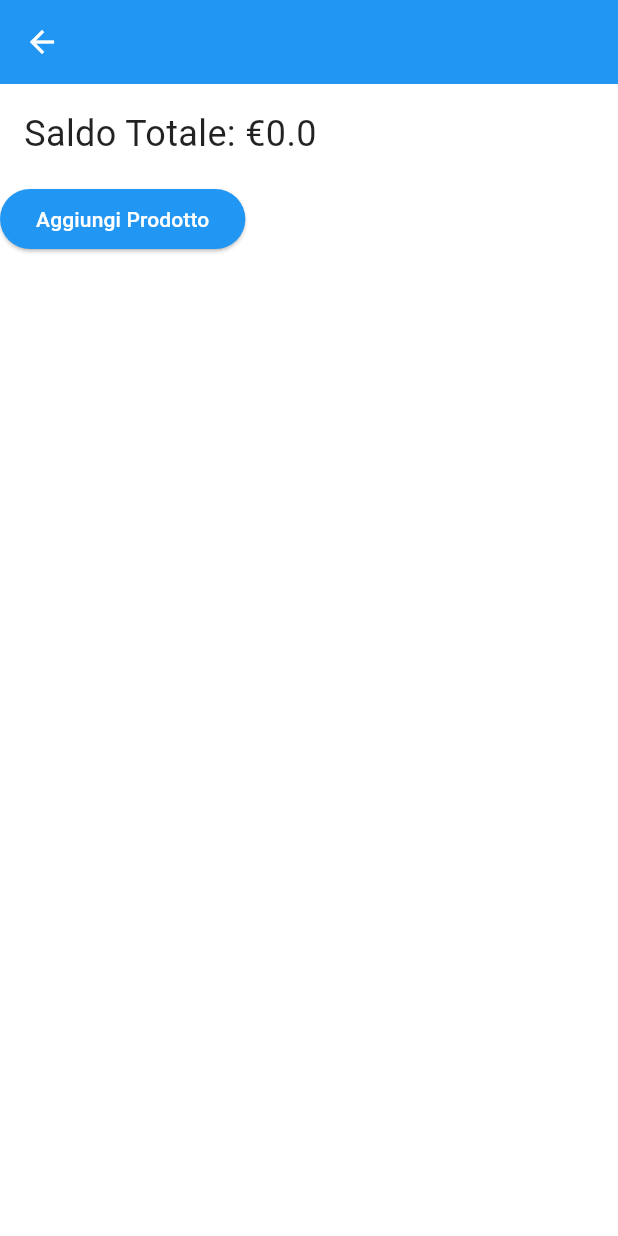
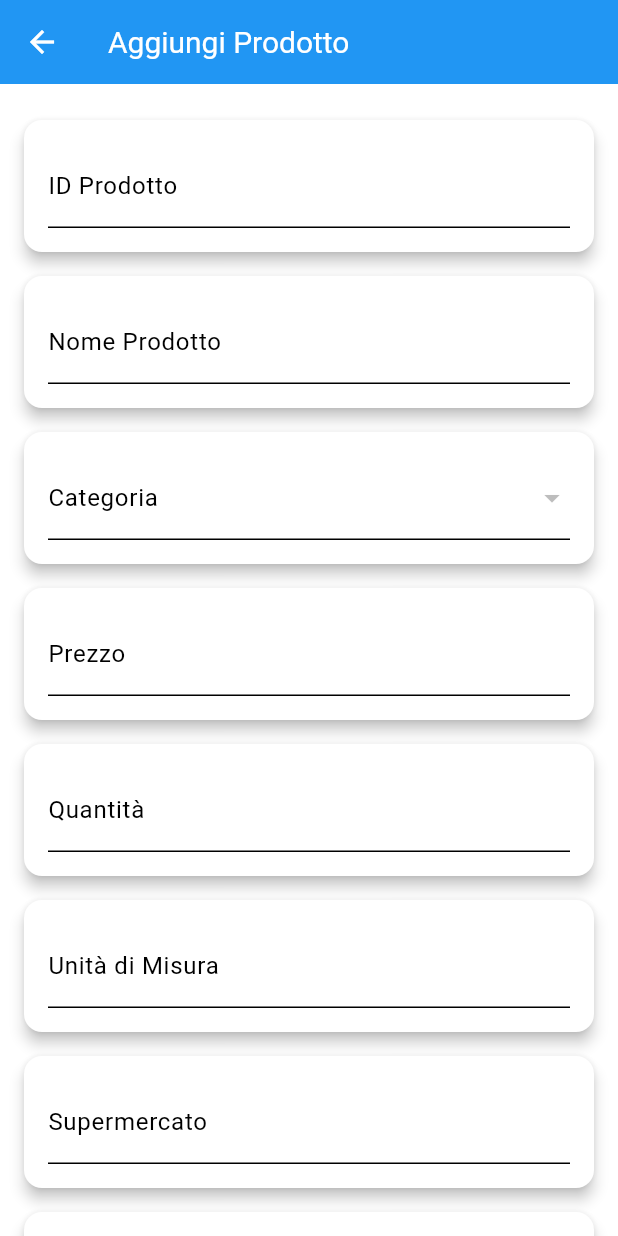
Before and after one commit to andreaferraboli/tracker, a Flutter app: the SupermarketScreen screen opened directly with empty values, after a tap on "Aggiungi Prodotto", on a phone screen of 412 x 824 dp. Run offline on Flutter 3.47's test engine with Material 3 defaults, Android fonts, the phone set to English and light mode, and no system bars; our stand-ins replace cloud_firestore, firebase_core, fl_chart; accounts and stored records are empty.

Commit message:
work firestore cloud, add insert product

```diff
--- a/lib/models/product.dart
+++ b/lib/models/product.dart
@@ -34,11 +34,11 @@ class Product {
     productId: json['productId'],
     productName: json['productName'],
     category: json['category'],
-      totalPrice: json['totalPrice'],
-      price: json['price'],
+    totalPrice: double.parse(json['totalPrice'].toStringAsFixed(2)),
+    price: double.parse(json['price'].toStringAsFixed(2)),
     quantity: json['quantity'],
     unit: json['unit'],
-      macronutrients: Map<String, double>.from(json['macronutrients']),
+    macronutrients: (json['macronutrients'] as Map<String, dynamic>).map((key, value) => MapEntry(key, value.toDouble())),
     expirationDate: json['expirationDate'],
     supermarket: json['supermarket'],
     purchaseDate: json['purchaseDate'],
--- /dev/null
+++ b/lib/routes/add_product_screen.dart
@@ -0,0 +1,161 @@
+import 'package:flutter/material.dart';
+import 'package:flutter/services.dart';
+import 'dart:convert';
+import 'package:http/http.dart' as http;
+
+class AddProductScreen extends StatefulWidget {
+  @override
+  _AddProductScreenState createState() => _AddProductScreenState();
+}
+
+class _AddProductScreenState extends State<AddProductScreen> {
+  final _formKey = GlobalKey<FormState>();
+  final Map<String, dynamic> _productData = {
+    'productId': '',
+    'productName': '',
+    'category': '',
+    'price': 0.0,
+    'quantity': 0,
+    'unit': '',
+    'totalPrice': 0.0,
+    'supermarket': '',
+    'purchaseDate': '',
+    'expirationDate': '',
+    'barcode': '',
+    'macronutrients': {
+      'calories': 0,
+      'protein': 0.0,
+      'fat': 0.0,
+      'carbohydrates': 0.0,
+    },
+  };
+
+  List<String> categories = [];
+  String? selectedCategory;
+
+  @override
+  void initState() {
+    super.initState();
+    _loadCategories();
+  }
+
+  Future<void> _loadCategories() async {
+  final jsonString = await rootBundle.loadString('assets/json/categories.json');
+  final List<dynamic> jsonData = json.decode(jsonString);
+  setState(() {
+    categories = jsonData.map((category) => category['name'] as String).toList();
+  });
+}
+
+  void _uploadProductToFirestore() {
+    if (_formKey.currentState!.validate()) {
+      _formKey.currentState!.save();
+      // Calculate total price automatically
+      _productData['totalPrice'] = _productData['price'] * _productData['quantity'];
+
+      // Implement your Firestore upload logic here
+      print(_productData); // Just for testing purposes
+    }
+  }
+
+  @override
+  Widget build(BuildContext context) {
+    return Scaffold(
+      appBar: AppBar(
+        title: Text('Aggiungi Prodotto'),
+      ),
+      body: SingleChildScrollView(
+        padding: const EdgeInsets.all(16.0),
+        child: Form(
+          key: _formKey,
+          child: Column(
+            children: [
+              _buildInputCard('ID Prodotto', (value) => _productData['productId'] = value),
+              _buildInputCard('Nome Prodotto', (value) => _productData['productName'] = value),
+              _buildCategoryCard(),
+              _buildInputCard('Prezzo', (value) => _productData['price'] = double.tryParse(value!) ?? 0.0, isNumeric: true),
+              _buildInputCard('Quantità', (value) => _productData['quantity'] = int.tryParse(value!) ?? 0, isNumeric: true),
+              _buildInputCard('Unità di Misura', (value) => _productData['unit'] = value),
+              _buildInputCard('Supermercato', (value) => _productData['supermarket'] = value),
+              _buildInputCard('Data di Acquisto (YYYY-MM-DD)', (value) => _productData['purchaseDate'] = value),
+              _buildInputCard('Data di Scadenza (YYYY-MM-DD)', (value) => _productData['expirationDate'] = value),
+              _buildInputCard('Codice a Barre', (value) => _productData['barcode'] = value),
+              _buildMacronutrientsCard('Calorie (per 100g)', (value) => _productData['macronutrients']['calories'] = int.tryParse(value!) ?? 0),
+              _buildMacronutrientsCard('Proteine (per 100g)', (value) => _productData['macronutrients']['protein'] = double.tryParse(value!) ?? 0.0),
+              _buildMacronutrientsCard('Grassi (per 100g)', (value) => _productData['macronutrients']['fat'] = double.tryParse(value!) ?? 0.0),
+              _buildMacronutrientsCard('Carboidrati (per 100g)', (value) => _productData['macronutrients']['carbohydrates'] = double.tryParse(value!) ?? 0.0),
+
+              ElevatedButton(
+                onPressed: _uploadProductToFirestore,
+                child: Text('Aggiungi Prodotto'),
+              ),
+            ],
+          ),
+        ),
+      ),
+    );
+  }
+
+  Widget _buildInputCard(String label, Function(String?) onSaved, {bool isNumeric = false}) {
+    return Card(
+      elevation: 4,
+      margin: const EdgeInsets.symmetric(vertical: 8),
+      child: Padding(
+        padding: const EdgeInsets.all(16.0),
+        child: TextFormField(
+          decoration: InputDecoration(labelText: label),
+          keyboardType: isNumeric ? TextInputType.number : TextInputType.text,
+          onSaved: onSaved,
+          validator: (value) => value!.isEmpty ? 'Campo obbligatorio' : null,
+        ),
+      ),
+    );
+  }
+
+  Widget _buildCategoryCard() {
+    return Card(
+      elevation: 4,
+      margin: const EdgeInsets.symmetric(vertical: 8),
+      child: Padding(
+        padding: const EdgeInsets.all(16.0),
+        child: DropdownButtonFormField<String>(
+          decoration: InputDecoration(labelText: 'Categoria'),
+          value: selectedCategory,
+          items: categories.map((category) {
+            return DropdownMenuItem<String>(
+              value: category,
+              child: Text(category),
+            );
+          }).toList(),
+          onChanged: (value) {
+            setState(() {
+              selectedCategory = value;
+              _productData['category'] = selectedCategory;
+            });
+          },
+          validator: (value) => value == null ? 'Campo obbligatorio' : null,
+        ),
+      ),
+    );
+  }
+
+  Widget _buildMacronutrientsCard(String label, Function(String?) onSaved) {
+    return Card(
+      elevation: 4,
+      margin: const EdgeInsets.symmetric(vertical: 8),
+      child: Padding(
+        padding: const EdgeInsets.all(16.0),
+        child: Column(
+          children: [
+            Text(label),
+            TextFormField(
+              keyboardType: TextInputType.number,
+              onSaved: onSaved,
+              validator: (value) => null, // Optional fields
+            ),
+          ],
+        ),
+      ),
+    );
+  }
+}
--- a/lib/routes/supermarket_screen.dart
+++ b/lib/routes/supermarket_screen.dart
@@ -2,6 +2,7 @@ import 'package:flutter/material.dart';
 import 'package:cloud_firestore/cloud_firestore.dart';
 import 'package:tracker/models/product_list_item.dart';
 import 'package:tracker/models/product.dart';
+import 'package:tracker/routes/add_product_screen.dart';
 
 class SupermarketScreen extends StatefulWidget {
   final String supermarketName;
@@ -128,8 +129,10 @@ class _SupermarketScreenState extends State<SupermarketScreen> {
           ),
           ElevatedButton(
             onPressed: () {
-              uploadProductToFirestore(
-                  "andrea_ferraboli"); // Chiamata alla funzione quando si preme il pulsante
+              Navigator.push(
+                context,
+                MaterialPageRoute(builder: (context) => AddProductScreen()),
+              );
             },
             child: const Text('Aggiungi Prodotto'),
           ),
--- a/pubspec.yaml
+++ b/pubspec.yaml
@@ -69,6 +69,7 @@ flutter:
   # To add assets to your application, add an assets section, like this:
   assets:
     - assets/images/
+    - assets/json/
 
   # An image asset can refer to one or more resolution-specific "variants", see
   # https://flutter.dev/to/resolution-aware-images
```
Also changed, not shown: assets/json/categories.json (added, +52 -0 lines), lib/models/product_list_item.dart (+4 -7 lines), lib/services/category.dart (added, +100 -0 lines), firebase.json (added), 3 other files. Lines whose indentation alone changed are shown as unchanged.
